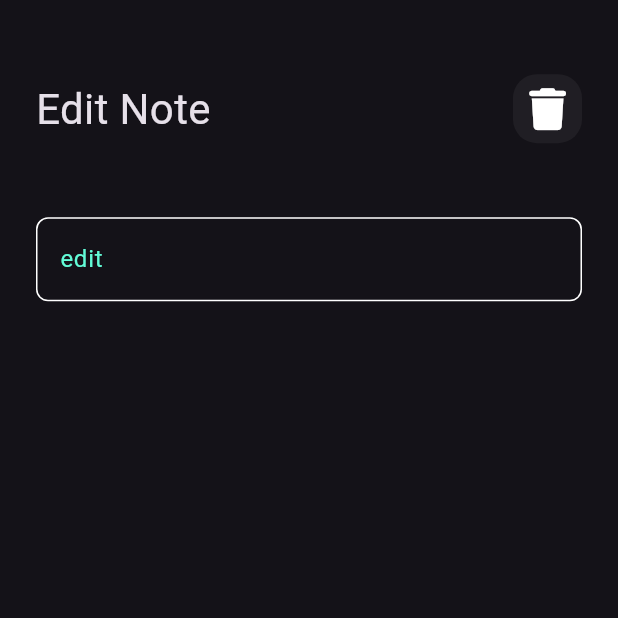
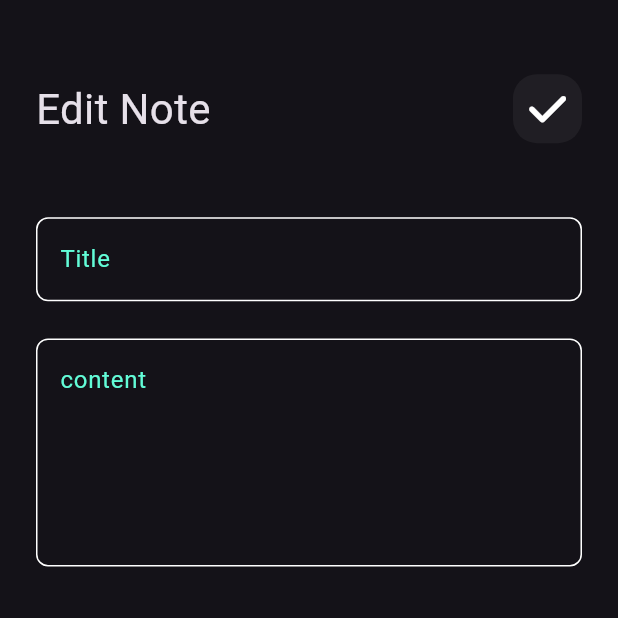
Before and after one commit to Ahmedmansor/notes_app_with_hive, a Flutter app: the EditNoteView screen opened directly, on a phone screen of 412 x 824 dp, the top half of it. Run offline on Flutter 3.47's test engine with Material 3 defaults, Android fonts, the light colour scheme and no system bars; our stand-ins replace font_awesome_flutter, page_transition; Roboto replaces fonts that are missing (Poppins).

Commit message:
Refactor edit note view and note item widget
- Changed the title of the first text field in EditNoteViewBody from 'edit' to 'Title'
- Added a second text field in EditNoteViewBody for the note content
- Changed the icon of the CustomAppBar in EditNoteViewBody from trash to check
- Fixed a typo in the import statement in NoteItem widget
- Created a new EditNoteView widget that displays the EditNoteViewBody widget inside a Scaffold.

```diff
--- a/lib/core/widgets/edit_note_view_body.dart
+++ b/lib/core/widgets/edit_note_view_body.dart
@@ -17,11 +17,16 @@ class EditNoteViewBody extends StatelessWidget {
           AppSettings.heightSpace(amountHeight: 0.06),
           const CustomAppBar(
             text: 'Edit Note',
-            icon: FontAwesomeIcons.trash,
+            icon: FontAwesomeIcons.check,
           ),
           AppSettings.heightSpace(amountHeight: 0.06),
           const CustomTextField(
-            title: 'edit',
+            title: 'Title',
+          ),
+          AppSettings.heightSpace(amountHeight: 0.03),
+          const CustomTextField(
+            title: 'content',
+            maxLines: 5,
           ),
         ],
       ),
--- a/lib/core/widgets/note_item.dart
+++ b/lib/core/widgets/note_item.dart
@@ -1,7 +1,7 @@
 import 'package:flutter/material.dart';
 import 'package:font_awesome_flutter/font_awesome_flutter.dart';
 import 'package:notes_app_with_hive/core/utils/navigation.dart';
-import 'package:notes_app_with_hive/views/edit_note_viw.dart';
+import 'package:notes_app_with_hive/views/edit_note_view.dart';
 
 class NoteItem extends StatelessWidget {
   const NoteItem({super.key});
```
Also changed, not shown: lib/views/edit_note_view.dart (renamed from lib/views/edit_note_viw.dart).
